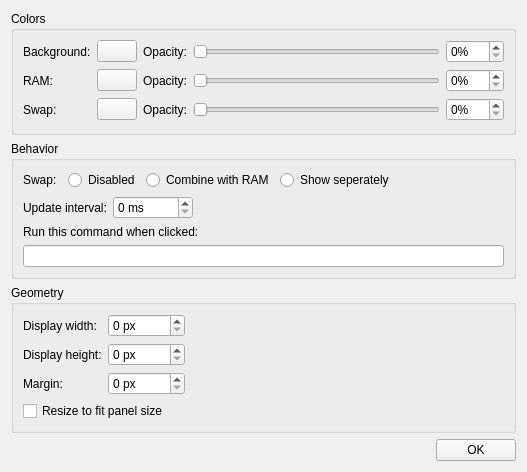
Above: panel/panel-plugins/memorymonitor/settingswidget.ui from nicholasyoder/forest before the change. Below: the same form after it.
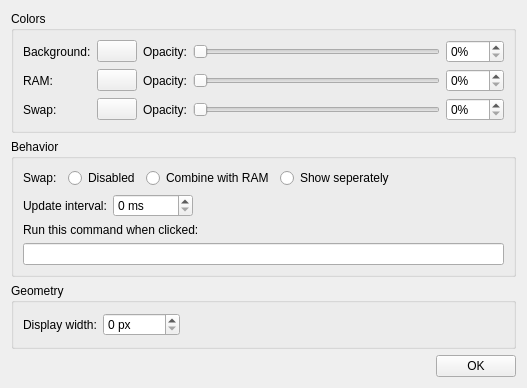
That is the form after the change. Icons and pictures are not drawn.

What changed in the file:
```diff
--- a/panel/panel-plugins/memorymonitor/settingswidget.ui
+++ b/panel/panel-plugins/memorymonitor/settingswidget.ui
@@ -7,7 +7,7 @@
     <x>0</x>
     <y>0</y>
     <width>527</width>
-    <height>472</height>
+    <height>388</height>
    </rect>
   </property>
   <property name="windowTitle">
@@ -259,43 +259,6 @@
       <string>Geometry</string>
      </property>
      <layout class="QGridLayout" name="gridLayout_3">
-      <item row="0" column="1">
-       <widget class="QSpinBox" name="widthSbox">
-        <property name="suffix">
-         <string> px</string>
-        </property>
-        <property name="maximum">
-         <number>10000</number>
-        </property>
-       </widget>
-      </item>
-      <item row="2" column="1">
-       <widget class="QSpinBox" name="marginSbox">
-        <property name="suffix">
-         <string> px</string>
-        </property>
-        <property name="maximum">
-         <number>10000</number>
-        </property>
-       </widget>
-      </item>
-      <item row="2" column="0">
-       <widget class="QLabel" name="label_9">
-        <property name="text">
-         <string>Margin:</string>
-        </property>
-       </widget>
-      </item>
-      <item row="1" column="1">
-       <widget class="QSpinBox" name="heightSbox">
-        <property name="suffix">
-         <string> px</string>
-        </property>
-        <property name="maximum">
-         <number>10000</number>
-        </property>
-       </widget>
-      </item>
       <item row="0" column="0">
        <widget class="QLabel" name="label_2">
         <property name="text">
@@ -303,20 +266,6 @@
         </property>
        </widget>
       </item>
-      <item row="1" column="0">
-       <widget class="QLabel" name="label_8">
-        <property name="text">
-         <string>Display height:</string>
-        </property>
-       </widget>
-      </item>
-      <item row="3" column="0" colspan="5">
-       <widget class="QCheckBox" name="resizetofitCbox">
-        <property name="text">
-         <string>Resize to fit panel size</string>
-        </property>
-       </widget>
-      </item>
       <item row="0" column="2">
        <spacer name="horizontalSpacer_3">
         <property name="orientation">
@@ -330,6 +279,16 @@
         </property>
        </spacer>
       </item>
+      <item row="0" column="1">
+       <widget class="QSpinBox" name="widthSbox">
+        <property name="suffix">
+         <string> px</string>
+        </property>
+        <property name="maximum">
+         <number>10000</number>
+        </property>
+       </widget>
+      </item>
      </layout>
     </widget>
    </item>
```
